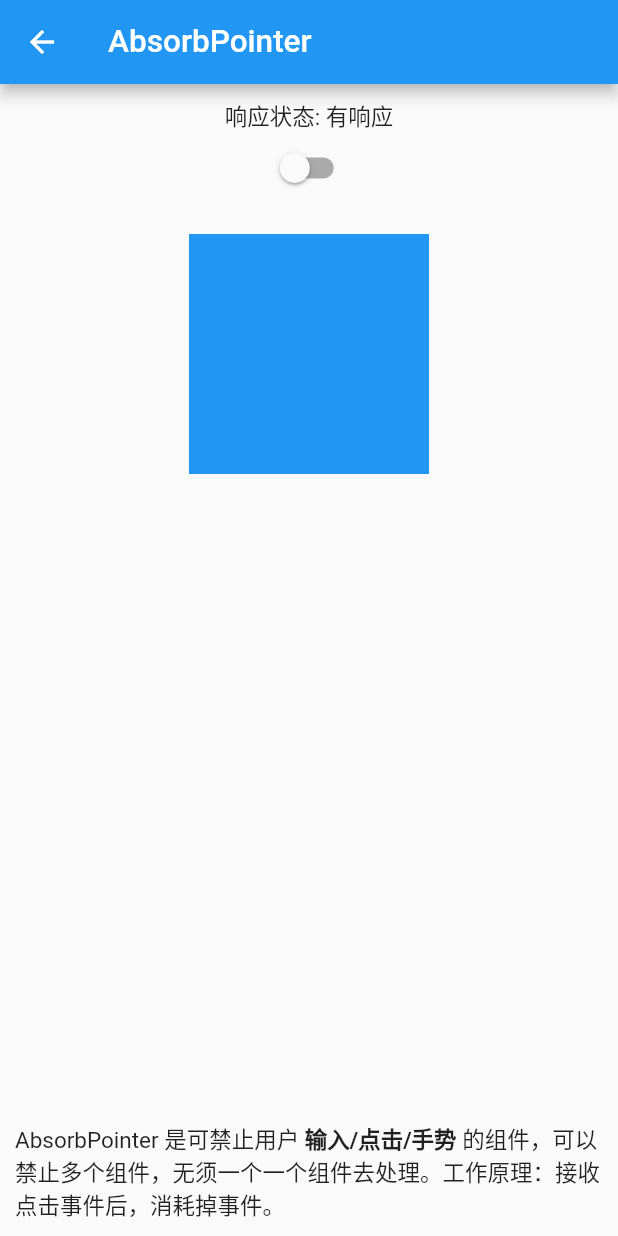
After one commit to LiWenHui96/flutter_widget, a Flutter app: the AbsorbPointerPage screen opened by its route, on a phone screen of 412 x 824 dp. The commit adds this screen. Run offline on Flutter 3.47's test engine with Material 2 defaults, Android fonts, the phone set to English and light mode, and no system bars.

Commit message:
feat: AbsorbPointer；

```diff
--- /dev/null
+++ b/lib/pages/widgets/A/a.dart
@@ -0,0 +1 @@
+export 'page_absorb_pointer.dart';
--- /dev/null
+++ b/lib/pages/widgets/A/page_absorb_pointer.dart
@@ -0,0 +1,68 @@
+import 'package:flutter/material.dart';
+import 'package:flutter_widget/config/config.dart';
+import 'package:flutter_widget/utils/utils.dart';
+
+/// @Describe:
+///
+/// @Author: LiWeNHuI
+/// @Date: 2022/6/11
+
+class AbsorbPointerPage extends StatefulWidget {
+  /// 外部调用
+  const AbsorbPointerPage({Key? key}) : super(key: key);
+
+  @override
+  State<AbsorbPointerPage> createState() => _AbsorbPointerPageState();
+}
+
+class _AbsorbPointerPageState extends BasePageState<AbsorbPointerPage> {
+  bool _absorbing = false;
+
+  @override
+  Widget build(BuildContext context) {
+    final Widget child = Column(
+      children: <Widget>[
+        Text('响应状态: ${_absorbing ? '无响应' : '有响应'}'),
+        Switch(
+          value: _absorbing,
+          onChanged: (bool value) {
+            removeSnackBar(context);
+            setState(() => _absorbing = value);
+          },
+        ),
+        const SizedBox(height: 20),
+        AbsorbPointer(
+          absorbing: _absorbing,
+          child: GestureDetector(
+            onTap: () => showSnackBar(context, '红色框点击了'),
+            child: Container(width: 160, height: 160, color: Colors.blue),
+          ),
+        ),
+        const Spacer(),
+        const Text.rich(
+          TextSpan(
+            children: <InlineSpan>[
+              TextSpan(text: 'AbsorbPointer 是可禁止用户 '),
+              TextSpan(
+                text: '输入/点击/手势',
+                style: TextStyle(fontWeight: FontWeight.bold),
+              ),
+              TextSpan(text: ' 的组件，'),
+              TextSpan(text: '可以禁止多个组件，无须一个一个组件去处理。工作原理：接收点击事件后，消耗掉事件。'),
+            ],
+          ),
+        ),
+      ],
+    );
+
+    return Scaffold(
+      appBar: AppBar(title: const Text('AbsorbPointer')),
+      body: Container(
+        width: double.infinity,
+        padding: const EdgeInsets.all(10)
+            .add(EdgeInsets.only(bottom: bottomBarHeight)),
+        child: child,
+      ),
+    );
+  }
+}
--- a/lib/pages/widgets/widgets.dart
+++ b/lib/pages/widgets/widgets.dart
@@ -0,0 +1 @@
+export 'A/a.dart';
--- a/lib/routes.dart
+++ b/lib/routes.dart
@@ -29,6 +29,8 @@ class Routes {
 
   /// Widgets
   static Map<String, WidgetBuilder> get widgets {
-    return <String, WidgetBuilder>{};
+    return <String, WidgetBuilder>{
+      'AbsorbPointer': (_) => const AbsorbPointerPage(),
+    };
   }
 }
```
Also changed, not shown: lib/utils/utils.dart (+22 -0 lines).
